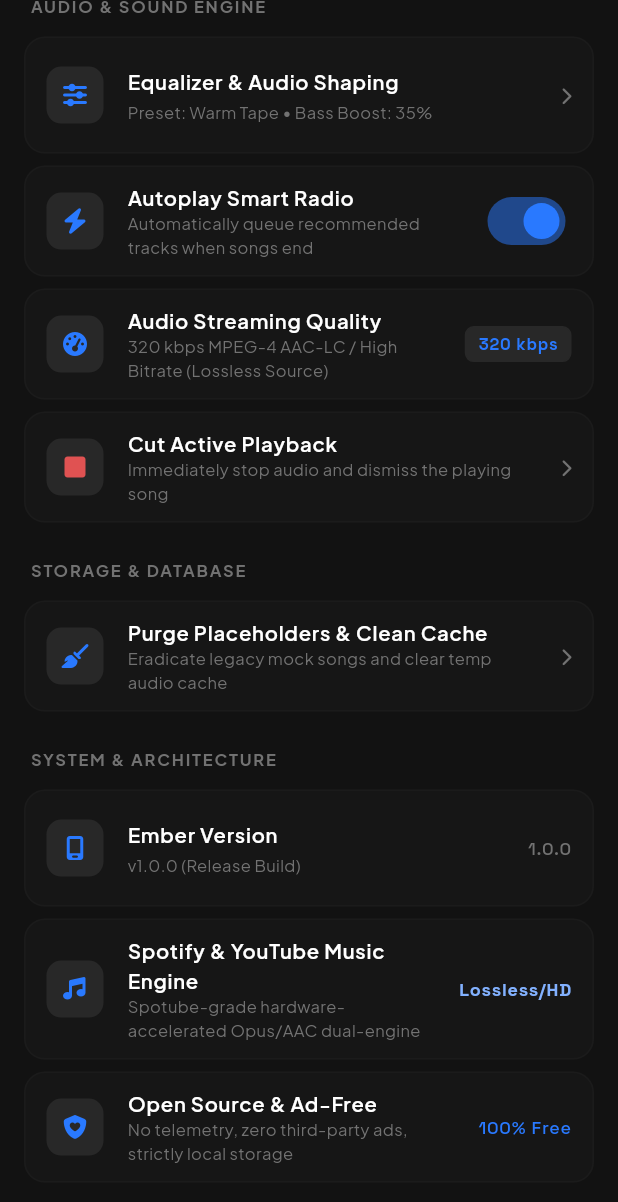
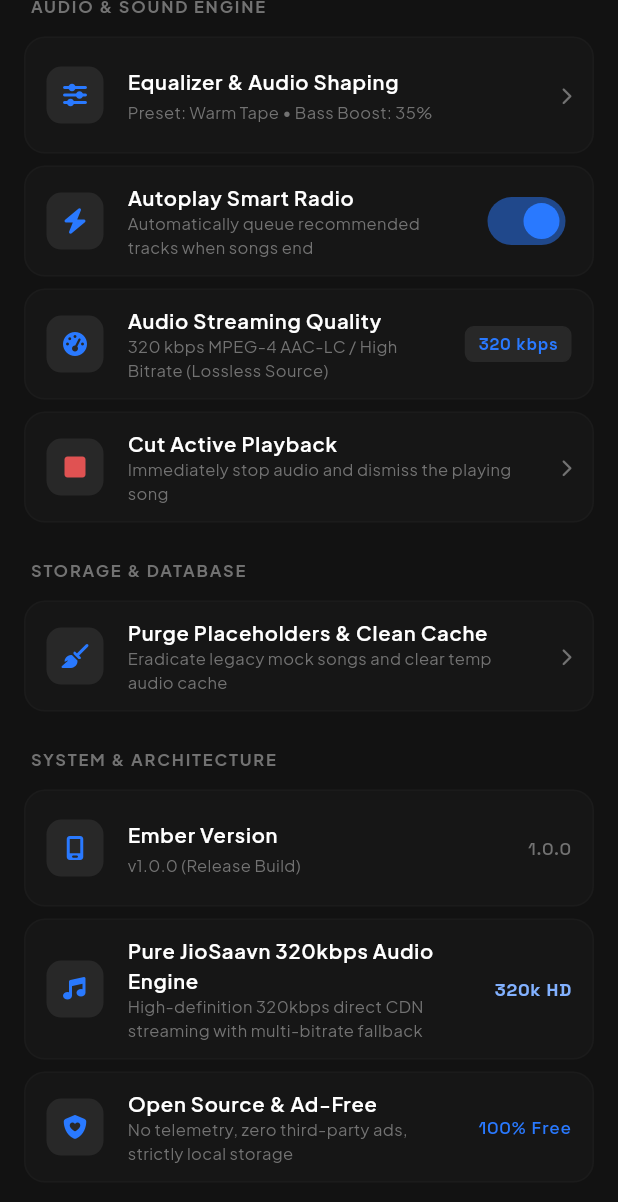
Before and after one commit to taezeem14/Ember, a Flutter app: the SettingsContent widget shown alone on an empty page, opened directly, scrolled down 259 dp, on a phone screen of 412 x 824 dp. Shown: the top 1202 px of the screen. Run offline on Flutter 3.47's test engine with Material 3 defaults, Android fonts, the phone set to English and light mode, and no system bars; our stand-ins replace audio_service, cached_network_image, font_awesome_flutter, google_fonts, just_audio, shared_preferences; missing offline and left inert: audio_session, dart_des, youtube_explode_dart; accounts and stored records are empty; network calls fail; statements that could not run were skipped.

Commit message:
ui: remove YouTube and Spotify pills and branding from nav bar and sections, rebuild release APK

```diff
--- a/ember_mobile/lib/screens/settings_screen.dart
+++ b/ember_mobile/lib/screens/settings_screen.dart
@@ -312,9 +312,9 @@
         const _SettingsTile(
           icon: FontAwesomeIcons.music,
           iconColor: EmberColors.primaryAmber,
-          title: 'Spotify & YouTube Music Engine',
-          subtitle: 'Spotube-grade hardware-accelerated Opus/AAC dual-engine',
-          trailing: Text('Lossless/HD', style: TextStyle(color: EmberColors.primaryAmberHi, fontSize: 12, fontWeight: FontWeight.bold)),
+          title: 'Pure JioSaavn 320kbps Audio Engine',
+          subtitle: 'High-definition 320kbps direct CDN streaming with multi-bitrate fallback',
+          trailing: Text('320k HD', style: TextStyle(color: EmberColors.primaryAmberHi, fontSize: 12, fontWeight: FontWeight.bold)),
           onTap: null,
         ),
         const _SettingsTile(
--- a/ember_mobile/lib/screens/tabs/spotify_library_tab.dart
+++ b/ember_mobile/lib/screens/tabs/spotify_library_tab.dart
@@ -201,7 +201,7 @@
     final pl = Playlist(
       id: 'liked_songs',
       title: 'Liked Songs',
-      description: 'Your favorite Spotify & YouTube tracks',
+      description: 'Your favorite saved songs',
       songs: player.favorites,
       createdAt: DateTime.now(),
     );
```
Also changed, not shown: ember_mobile/lib/screens/tabs/spotify_home_tab.dart (+13 -60 lines).
